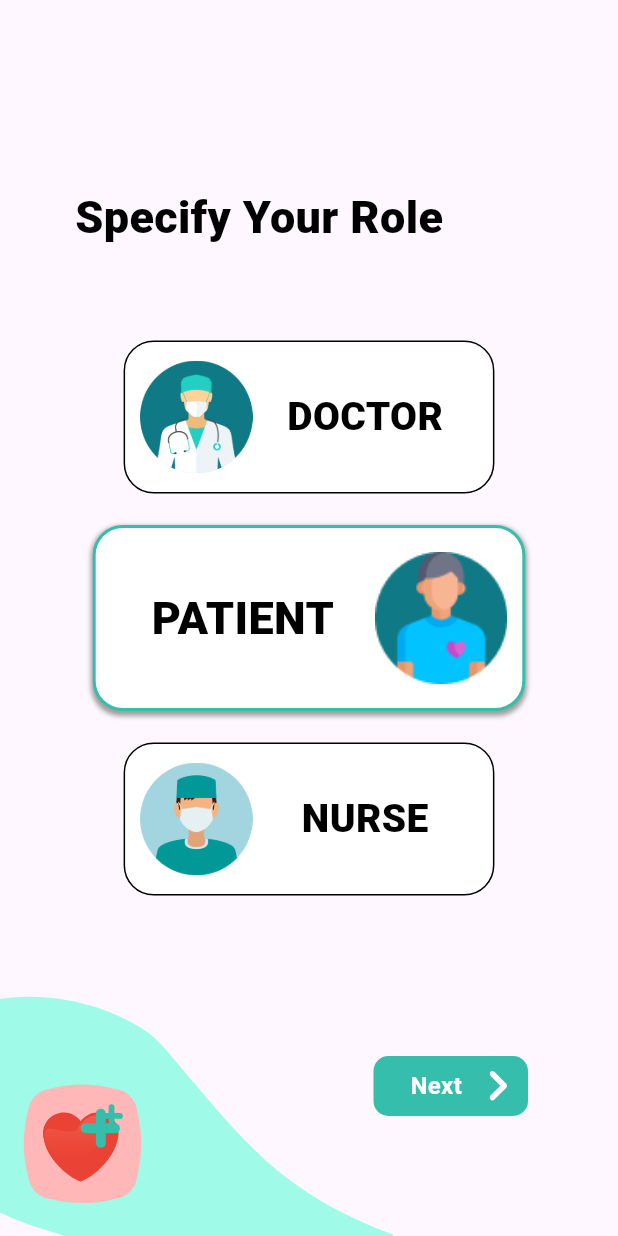
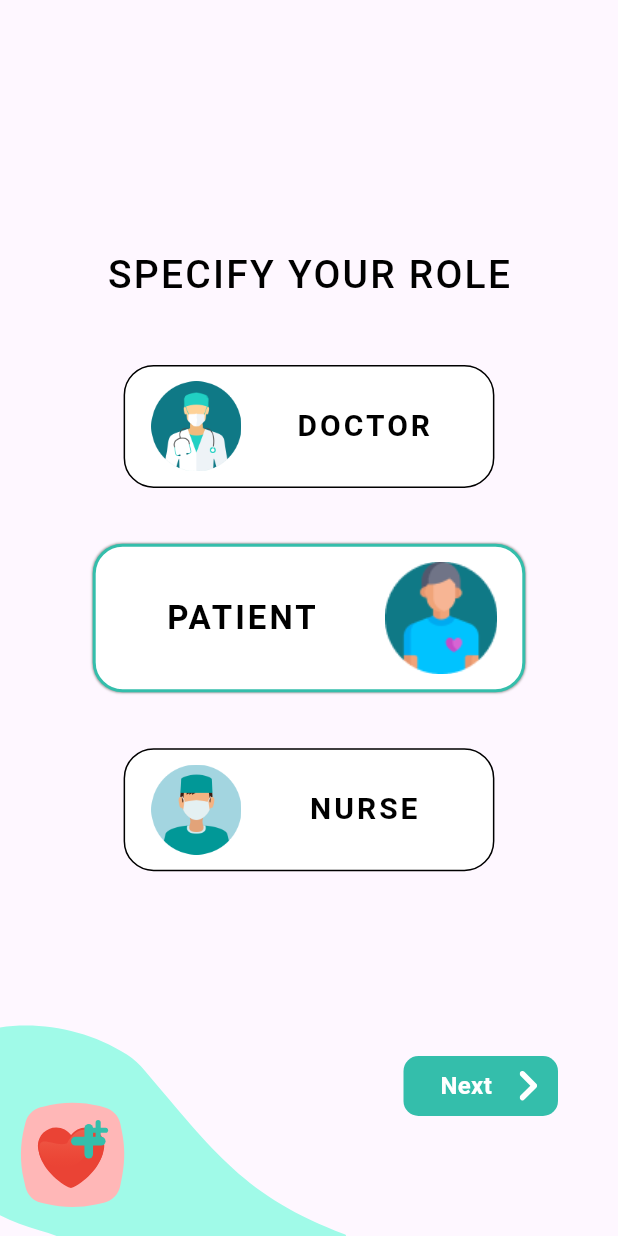
Before and after one commit to dhwanish-3/Heartless, a Flutter app: the screen it shows after launch, on a phone screen of 412 x 824 dp. Run offline on Flutter 3.47's test engine with Material 3 defaults, Android fonts, the phone set to English and light mode, and no system bars; our stand-ins replace cached_network_image, cloud_firestore, firebase_auth, firebase_core, flutter_svg, fluttertoast and 6 more; missing offline and left inert: calendar_slider, flutter_barcode_scanner; accounts and stored records are empty.

Commit message:
UserType widget resized and enclosed within Consumer

```diff
--- a/lib/pages/auth/choose_user_type.dart
+++ b/lib/pages/auth/choose_user_type.dart
@@ -1,5 +1,6 @@
 import 'package:flutter/material.dart';
 import "package:flutter_svg/svg.dart";
+import 'package:heartless/shared/constants.dart';
 import 'package:heartless/widgets/miscellaneous/right_trailing_button.dart';
 import 'package:heartless/widgets/auth/user_type.dart';
 
@@ -24,18 +25,20 @@ class ChooseUserPage extends StatelessWidget {
             left: 0,
             child: SvgPicture.asset(
               'assets/illustrations/cool_design.svg',
-              height: height * 0.25,
+              height: height * 0.22,
             ),
           ),
           Positioned(
-              top: height * 0.15,
-              left: 50,
+              top: height * 0.20,
+              // left: 40,
               child: const Text(
-                'Specify Your Role',
+                // 'Specify Your Role',
+                'SPECIFY YOUR ROLE',
                 textAlign: TextAlign.start,
                 style: TextStyle(
-                  fontSize: 30,
-                  fontWeight: FontWeight.w800,
+                  fontSize: 26,
+                  fontWeight: FontWeight.w500,
+                  letterSpacing: 1.5,
                 ),
               )),
           Positioned(
@@ -44,7 +47,7 @@ class ChooseUserPage extends StatelessWidget {
           ),
           Positioned(
             bottom: 80,
-            right: 60,
+            right: 40,
             child: GestureDetector(
                 onTap: goToLoginOrSignupPage,
                 child: const RightButton(text: 'Next')),
--- a/lib/widgets/auth/single_user_type.dart
+++ b/lib/widgets/auth/single_user_type.dart
@@ -1,5 +1,7 @@
 import 'package:flutter/material.dart';
+import 'package:heartless/main.dart';
 import 'package:heartless/shared/constants.dart';
+import 'package:heartless/shared/provider/auth_notifier.dart';
 
 class SingleUserType extends StatelessWidget {
   final int type;
@@ -9,11 +11,13 @@ class SingleUserType extends StatelessWidget {
 
   @override
   Widget build(BuildContext context) {
+    AuthNotifier authNotifier =
+        Provider.of<AuthNotifier>(context, listen: false);
     double height = MediaQuery.of(context).size.height;
     double width = MediaQuery.of(context).size.width;
     double containerWidth = isSelected ? width * 0.7 : width * 0.6;
-    double imageHeight = isSelected ? 100 : 80;
-    double fontSize = isSelected ? 30 : 26;
+    double imageHeight = isSelected ? 75 : 60;
+    double fontSize = isSelected ? 22 : 20;
     final String imageUrl = type == 1
         ? 'assets/Icons/patient.png'
         : type == 2
@@ -22,7 +26,7 @@ class SingleUserType extends StatelessWidget {
                 ? 'assets/Icons/doctor.png'
                 : 'assets/Icons/doctor.png';
 
-    final String value = type == 1
+    final String userType = type == 1
         ? 'PATIENT'
         : type == 2
             ? 'NURSE'
@@ -30,6 +34,8 @@ class SingleUserType extends StatelessWidget {
                 ? 'DOCTOR'
                 : 'DOCTOR';
 
+    return Consumer<AuthNotifier>(
+      builder: (context, value, child) {
         return Container(
             width: containerWidth,
             padding: const EdgeInsets.all(10),
@@ -43,15 +49,16 @@ class SingleUserType extends StatelessWidget {
                   ? const [
                       BoxShadow(
                         color: Colors.grey,
-                    offset: Offset(0, 2),
-                    blurRadius: 2,
-                    spreadRadius: 1,
+                        offset: Offset(0, 0),
+                        blurRadius: 0.5,
+                        spreadRadius: 0,
                       ),
                     ]
                   : null,
             ),
-        child:
-            Row(mainAxisAlignment: MainAxisAlignment.spaceBetween, children: [
+            child: Row(
+                mainAxisAlignment: MainAxisAlignment.spaceBetween,
+                children: [
                   type != 1
                       ? Expanded(
                           flex: 1,
@@ -69,11 +76,12 @@ class SingleUserType extends StatelessWidget {
                   Expanded(
                     flex: 2,
                     child: Text(
-              value,
+                      userType,
                       textAlign: TextAlign.center,
                       style: TextStyle(
                         fontSize: fontSize,
-                fontWeight: FontWeight.w800,
+                        fontWeight: FontWeight.w600,
+                        letterSpacing: 2,
                         color: Theme.of(context).shadowColor,
                       ),
                     ),
@@ -93,5 +101,7 @@ class SingleUserType extends StatelessWidget {
                           ))
                       : const SizedBox(height: 0, width: 0),
                 ]));
+      },
+    );
   }
 }
--- a/lib/widgets/auth/user_type.dart
+++ b/lib/widgets/auth/user_type.dart
@@ -45,7 +45,7 @@ class _UserTypeState extends State<UserTypeWidget> {
       child: AnimatedContainer(
           duration: const Duration(milliseconds: 200),
           curve: Curves.easeInOut,
-          // height: isSelected ? 300 : 200,
+          // height: isSelected ? 110 : 90,
           child: SingleUserType(
             type: userType.index + 1,
             isSelected: isSelected,
```
Lines whose indentation alone changed are shown as unchanged.
